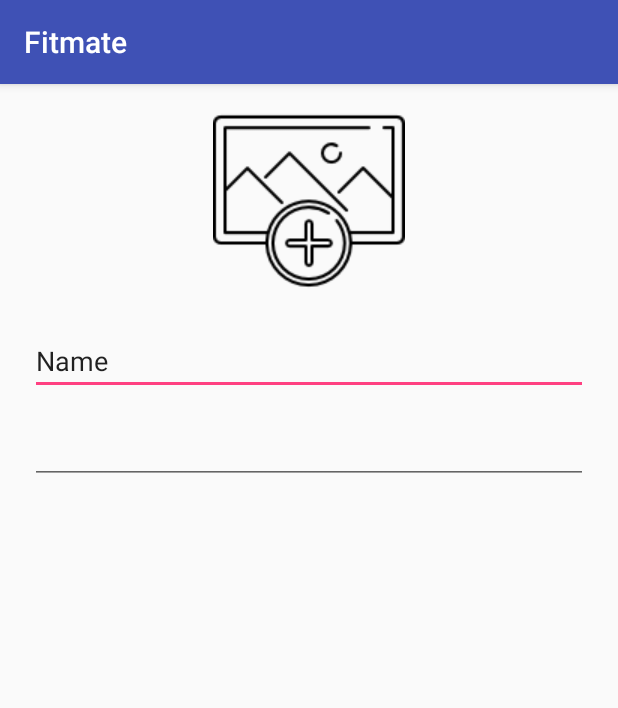
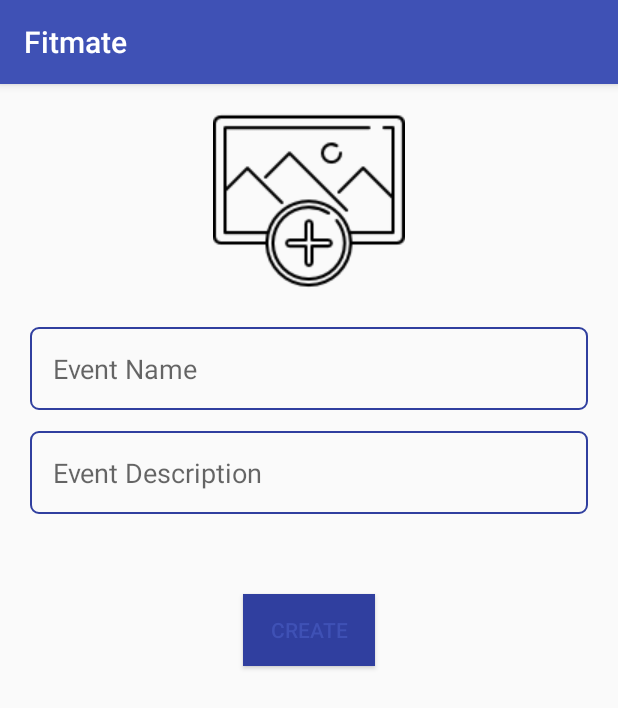
Before and after one commit to stvkre/FitMate, an Android app: the CreateEvent screen opened directly, with no data from a screen before it, on a phone screen of 412 x 824 dp. Shown: the top 708 px of the screen. Run offline under Robolectric (Android 15) with nearby library versions, the phone set to English and light mode, and no system bars.

Commit message:
bug fix -fixed resource file

```diff
--- /dev/null
+++ b/app/src/main/res/drawable/input_outline.xml
@@ -0,0 +1,7 @@
+<?xml version="1.0" encoding="utf-8"?>
+<shape xmlns:android="http://schemas.android.com/apk/res/android">
+
+    <stroke android:color="@color/colorPrimaryDark" android:width="1dp" />
+    <corners android:radius="5dp" />
+
+</shape>
--- a/app/src/main/res/layout/activity_create_event.xml
+++ b/app/src/main/res/layout/activity_create_event.xml
@@ -25,9 +25,11 @@
         android:layout_marginLeft="20dp"
         android:layout_marginRight="20dp"
         android:layout_marginTop="20dp"
+        android:background="@drawable/input_outline"
         android:ems="10"
+        android:hint="Event Name"
         android:inputType="textPersonName"
-        android:text="Name" />
+        android:padding="15dp" />
 
     <EditText
         android:id="@+id/editText2"
@@ -38,6 +40,20 @@
         android:layout_marginLeft="20dp"
         android:layout_marginRight="20dp"
         android:layout_marginTop="14dp"
+        android:background="@drawable/input_outline"
         android:ems="10"
-        android:inputType="textMultiLine" />
+        android:hint="Event Description"
+        android:inputType="textMultiLine"
+        android:padding="15dp" />
+
+    <Button
+        android:id="@+id/button2"
+        android:layout_width="wrap_content"
+        android:layout_height="wrap_content"
+        android:layout_below="@+id/editText2"
+        android:layout_centerHorizontal="true"
+        android:layout_marginTop="53dp"
+        android:background="@color/colorPrimaryDark"
+        android:text="CREATE"
+        android:textColor="@color/colorPrimary" />
 </RelativeLayout>
--- a/app/src/main/res/values/colors.xml
+++ b/app/src/main/res/values/colors.xml
@@ -3,5 +3,5 @@
     <color name="colorPrimary">#3F51B5</color>
     <color name="colorPrimaryDark">#303F9F</color>
     <color name="colorAccent">#FF4081</color>
-    <color name="colorSpotterBrown">#38040e</color>
+
 </resources>
--- a/app/src/main/res/values/styles.xml
+++ b/app/src/main/res/values/styles.xml
@@ -6,7 +6,7 @@
         <item name="colorPrimary">@color/colorPrimary</item>
         <item name="colorPrimaryDark">@color/colorPrimaryDark</item>
         <item name="colorAccent">@color/colorAccent</item>
-        <item name="colorSpotterBrown">@color/colorSpotterBrown</item>
+
     </style>
 
 </resources>
```
